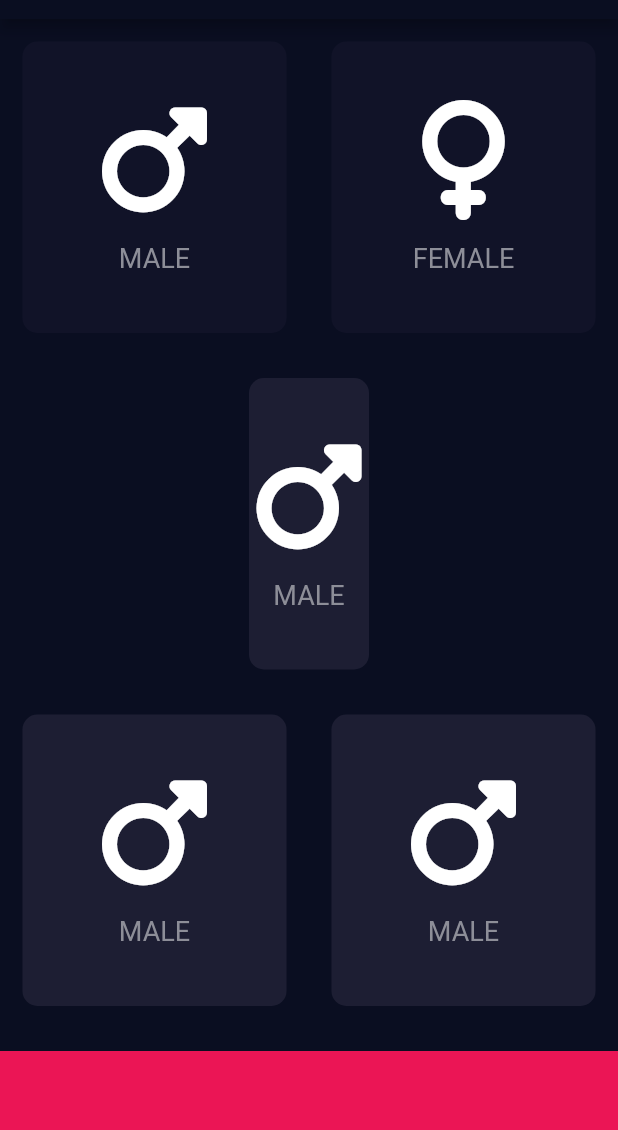
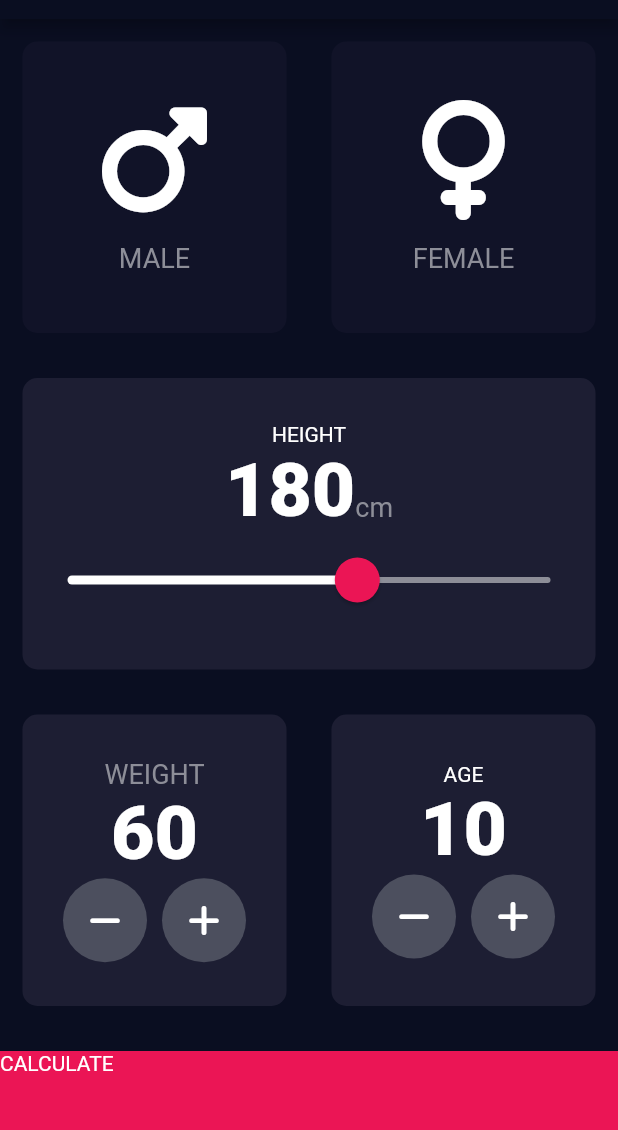
Before and after one commit to karanrana097/bmi_calculator, a Flutter app: the screen it shows after launch, on a phone screen of 412 x 824 dp, the part 65-1195 px from its top. Run offline on Flutter 3.47's test engine with Material 2 defaults, Android fonts, the phone set to English and light mode, and no system bars; our stand-ins replace font_awesome_flutter.

Commit message:
Almost Complete

```diff
--- /dev/null
+++ b/lib/constants.dart
@@ -0,0 +1,16 @@
+import 'package:flutter/material.dart';
+
+const kBottomContainerHeight = 80.0;
+const kActiveCardColor = Color(0XFF1D1E33);
+const kInactiveCardColor = Color(0xFF111328);
+const kBottomContainerColor = Color(0xFFEB1555);
+
+const kLabelTextStyle= TextStyle(
+  fontSize: 18,
+  color: Color(0xFF8D8E98),
+);
+
+const kNumberTextStyle=TextStyle(
+  fontSize: 50,
+  fontWeight: FontWeight.w900,
+);
--- a/lib/icon_content.dart
+++ b/lib/icon_content.dart
@@ -1,9 +1,6 @@
 import 'package:flutter/material.dart';
 
-const labelTextStyle= TextStyle(
-  fontSize: 18,
-  color: Color(0xFF8D8E98),
-);
+import 'constants.dart';
 
 class IconContent extends StatelessWidget {
   final IconData icon;
@@ -27,7 +24,7 @@ class IconContent extends StatelessWidget {
         ),
         Text(
           label,
-          style: labelTextStyle,
+          style: kLabelTextStyle,
         ),
       ],
     );
--- a/lib/input_page.dart
+++ b/lib/input_page.dart
@@ -2,12 +2,9 @@ import 'package:flutter/material.dart';
 import 'package:font_awesome_flutter/font_awesome_flutter.dart';
 import 'icon_content.dart';
 import 'reusable_card.dart';
+import 'constants.dart';
+import 'results_page.dart';
 
-
-const bottomContainerHeight = 80.0;
-const activeCardColor = Color(0XFF1D1E33);
-const inactiveCardColor = Color(0xFF111328);
-const bottomContainerColor = Color(0xFFEB1555);
 enum Gender{
   male,
   female,
@@ -20,8 +17,12 @@ class InputPage extends StatefulWidget {
 
 class _InputPageState extends State<InputPage> {
 
+  int height = 180;
+  int weight = 60;
+  int age = 10;
 
   Gender? selectedGender;
+
 
   @override
   Widget build(BuildContext context) {
@@ -30,58 +31,192 @@ class _InputPageState extends State<InputPage> {
         title: Center(child: Text('BMI CALCULATOR')),
       ),
       body: Column(
+        crossAxisAlignment: CrossAxisAlignment.stretch,
         children: [
           Expanded(child: Row(
             children: [
               Expanded(
-                child: GestureDetector(
-                  onTap: (){
+                child: ResuableCard(
+                  onPress: (){
                     setState(() {
                       selectedGender = Gender.male;
                     });
                   },
-                child: ResuableCard(
-                  colour: selectedGender == Gender.male ? activeCardColor:inactiveCardColor,
+                  colour: selectedGender == Gender.male ? kActiveCardColor:kInactiveCardColor,
                   cardChild: IconContent(icon: FontAwesomeIcons.mars, label: 'MALE'),
-                ),
-              ),),
-              Expanded(child: GestureDetector(
-                onTap: (){
+                ),),
+              Expanded(child: ResuableCard(
+                onPress: (){
                   setState(() {
-                    selectedGender  = Gender.female;
+                    selectedGender = Gender.female;
                   });
                 },
-                child: ResuableCard(
-                  colour: selectedGender==Gender.female?activeCardColor:inactiveCardColor,
-                  cardChild: IconContent(icon: FontAwesomeIcons.venus, label: 'FEMALE'),
-                ),
+                colour: selectedGender==Gender.female?kActiveCardColor:kInactiveCardColor,
+                cardChild: IconContent(icon: FontAwesomeIcons.venus, label: 'FEMALE'),
               ),),
             ],
           ),),
           Expanded(child: ResuableCard(
-            colour: activeCardColor,
-            cardChild: IconContent(icon: FontAwesomeIcons.mars, label: 'MALE'),
+            colour: kActiveCardColor,
+            cardChild: Column(
+              mainAxisAlignment: MainAxisAlignment.center,
+              children: [
+                Text(
+                    'HEIGHT'
+                ),
+                Row(
+                  mainAxisAlignment: MainAxisAlignment.center,
+                  crossAxisAlignment: CrossAxisAlignment.baseline,
+                  textBaseline: TextBaseline.alphabetic,
+                  children: [
+                    Text(
+                      height.toString(),
+                      style: kNumberTextStyle,
+                    ),
+                    Text(
+                      'cm',
+                    style: kLabelTextStyle,)
+                  ],
+                ),
+                SliderTheme(
+                  data: SliderTheme.of(context).copyWith(
+                    inactiveTrackColor: Color(0xFF8D8E98),
+                    activeTrackColor: Colors.white,
+                    thumbColor: Color(0xFFEB1555),
+                    overlayColor: Color(0x29EB1555),
+                    thumbShape: RoundSliderThumbShape(enabledThumbRadius: 15),
+                    overlayShape: RoundSliderOverlayShape(overlayRadius: 30),
+
+                  ),
+                  child: Slider(
+                      value: height.toDouble(),
+                      min: 120,
+                      max: 220,
+                      onChanged: (double newValue){
+                        setState(() {
+                          height= newValue.round();
+                        });
+                    }
+                    ),
+                ),
+              ],
+            ),
           ),),
           Expanded(child: Row(
             children: [
               Expanded(child: ResuableCard(
-                colour: activeCardColor,
-                cardChild: IconContent(icon: FontAwesomeIcons.mars, label: 'MALE'),
+                colour: kActiveCardColor,
+                cardChild: Column(
+                  mainAxisAlignment: MainAxisAlignment.center,
+                  children: [
+                    Text(
+                      'WEIGHT',
+                      style: kLabelTextStyle,
+                    ),
+                    Text(
+                      weight.toString(),
+                      style: kNumberTextStyle,
+                    ),
+                    Row(
+                      mainAxisAlignment: MainAxisAlignment.center,
+                      children: [
+                        RoundIconButton(
+                          icon: FontAwesomeIcons.minus,
+                          onPressed: (){
+                            setState(() {
+                              weight--;
+                            });
+                          },
+                        ),
+                        SizedBox(
+                          width: 10,
+                        ),
+                        RoundIconButton(
+                          icon: FontAwesomeIcons.plus,
+                          onPressed: (){
+                            setState(() {
+                              weight++;
+                            });
+                          },
+                        ),
+                      ],
+                    )
+                  ],
+                ),
               ),),
-              Expanded(child: ResuableCard(
-                colour: activeCardColor,
-                cardChild: IconContent(icon: FontAwesomeIcons.mars, label: 'MALE'),
+              Expanded(
+                child: ResuableCard(
+                colour: kActiveCardColor,
+                  cardChild: Column(
+                    mainAxisAlignment: MainAxisAlignment.center,
+                    children: [
+                      Text(
+                        'AGE'
+                      ),
+                      Text(
+                        age.toString(),
+                        style: kNumberTextStyle,
+                      ),
+                      Row(
+                        mainAxisAlignment: MainAxisAlignment.center,
+                        children: [
+                          RoundIconButton(icon: FontAwesomeIcons.minus, onPressed: (){
+                            setState(() {
+                              age--;
+                            });
+                          }),
+                          SizedBox(width: 10,),
+                          RoundIconButton(icon: FontAwesomeIcons.plus, onPressed: (){
+                            setState(() {
+                              age++;
+                            });
+                          })
+                        ],
+                      )
+                    ],
+                  ),
               ),),
             ],
           ),),
-          Container(
-            color: bottomContainerColor,
-            margin: EdgeInsets.only(top: 15),
-            width: double.infinity,
-            height: bottomContainerHeight,
+          GestureDetector(
+            onTap: (){
+              Navigator.push(context, MaterialPageRoute(builder: (context) => ResultsPage()));
+
+            },
+            child: Container(
+              child: Text('CALCULATE'),
+              color: kBottomContainerColor,
+              margin: EdgeInsets.only(top: 15),
+              width: double.infinity,
+              height: kBottomContainerHeight,
+            ),
           ),
         ],
       )
     );
   }
 }
+
+
+class RoundIconButton extends StatelessWidget {
+
+  RoundIconButton({required this.icon,required this.onPressed});
+
+  final IconData icon;
+  final void Function() onPressed;
+
+  @override
+  Widget build(BuildContext context) {
+    return RawMaterialButton(
+        child: Icon(icon),
+        onPressed: onPressed,
+        elevation: 0,
+        constraints: BoxConstraints.tightFor(
+          width: 56,
+          height: 56,
+        ),
+        shape: CircleBorder(),
+        fillColor: Color(0XFF4C4F5E),
+    );
+  }
+}
--- /dev/null
+++ b/lib/results_page.dart
@@ -0,0 +1,14 @@
+import 'package:flutter/material.dart';
+
+class ResultsPage extends StatelessWidget {
+
+  @override
+  Widget build(BuildContext context) {
+    return Scaffold(
+      appBar: AppBar(
+        title: Text('BMI CALCULATOR'),
+      ),
+      body:  Text('Hello'),
+    );
+  }
+}
--- a/lib/reusable_card.dart
+++ b/lib/reusable_card.dart
@@ -1,12 +1,15 @@
 import 'package:flutter/material.dart';
 
 class ResuableCard extends StatelessWidget {
+  ResuableCard({required this.colour,this.cardChild,this.onPress});
   final Color colour;
-  final Widget cardChild;
-  ResuableCard({required this.colour,required this.cardChild});
+  final Widget? cardChild;
+  final Function()? onPress;
   @override
   Widget build(BuildContext context) {
-    return Container(
+    return GestureDetector(
+      onTap: onPress,
+      child: Container(
           margin: EdgeInsets.all(15),
           decoration: BoxDecoration(
             //color: Color(0XFF1D1E33),
@@ -14,6 +17,7 @@ class ResuableCard extends StatelessWidget {
             borderRadius: BorderRadius.circular(10),
           ),
           child: cardChild,
+      ),
     );
   }
 }
```
Lines whose indentation alone changed are shown as unchanged.
